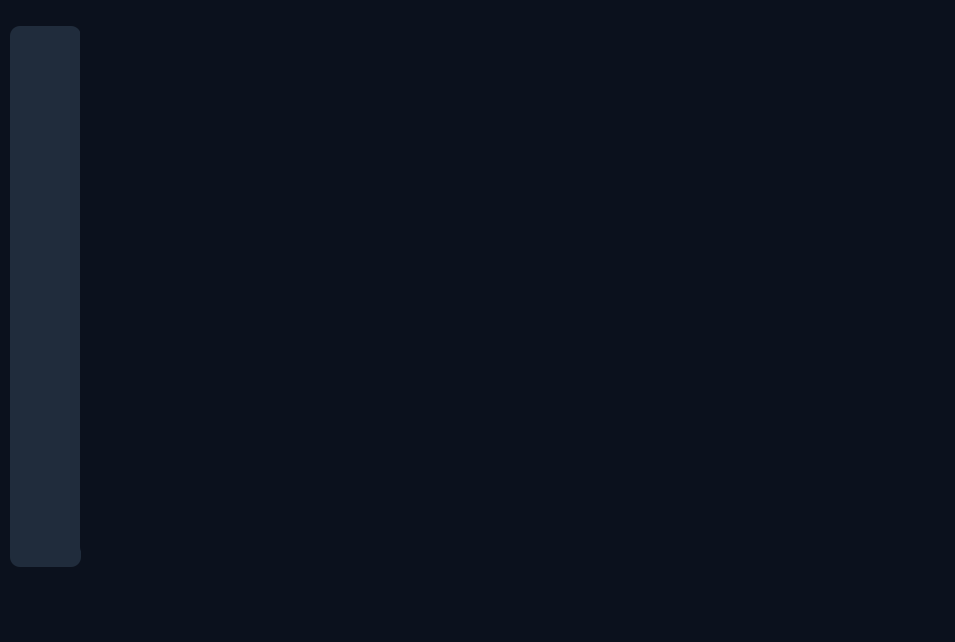
Before: the Qt Designer form ui/main/main.ui in phamnamkhanh0602/python-app, drawn with Qt 5.
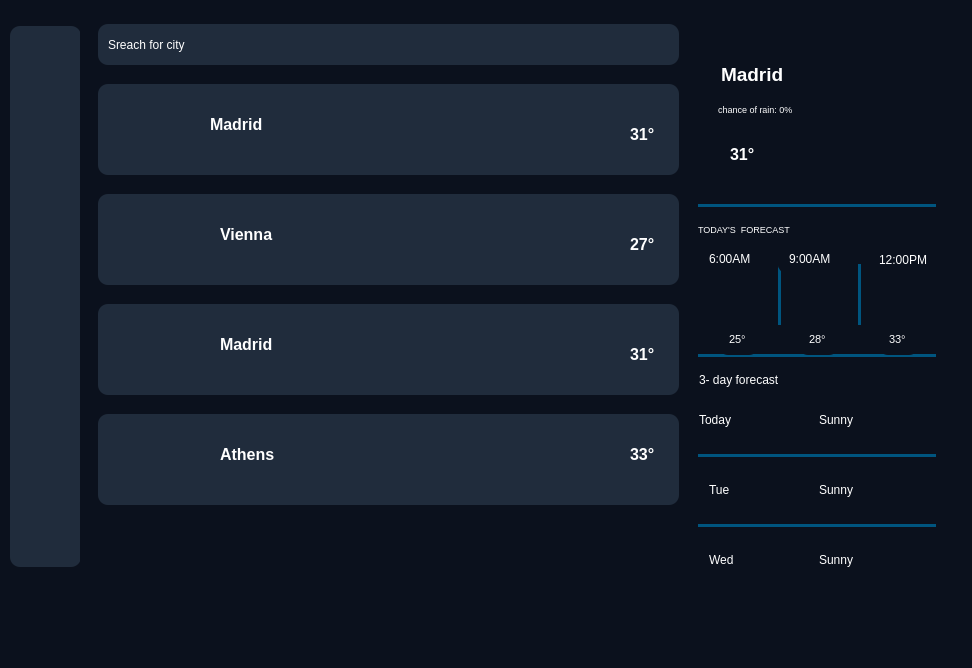
After: the same form once the commit is applied. The open tabs and pages were chosen to show the change. Icons and pictures are not drawn.

The edit to the form file:
```diff
--- a/ui/main/main.ui
+++ b/ui/main/main.ui
@@ -6,8 +6,8 @@
    <rect>
     <x>0</x>
     <y>0</y>
-    <width>955</width>
-    <height>642</height>
+    <width>972</width>
+    <height>668</height>
    </rect>
   </property>
   <property name="windowTitle">
@@ -98,10 +98,16 @@
      <rect>
       <x>80</x>
       <y>0</y>
-      <width>901</width>
-      <height>541</height>
+      <width>881</width>
+      <height>571</height>
      </rect>
     </property>
+    <property name="lineWidth">
+     <number>3</number>
+    </property>
+    <property name="currentIndex">
+     <number>2</number>
+    </property>
     <widget class="QWidget" name="page">
      <widget class="QWidget" name="widget_2" native="true">
       <property name="geometry">
@@ -839,25 +845,6 @@
        <string>Sreach for city</string>
       </property>
      </widget>
-     <widget class="QLabel" name="label">
-      <property name="geometry">
-       <rect>
-        <x>390</x>
-        <y>60</y>
-        <width>171</width>
-        <height>151</height>
-       </rect>
-      </property>
-      <property name="text">
-       <string/>
-      </property>
-      <property name="pixmap">
-       <pixmap>../../../../../../Downloads/sun (1).png</pixmap>
-      </property>
-      <property name="scaledContents">
-       <bool>true</bool>
-      </property>
-     </widget>
      <widget class="QLabel" name="label_18">
       <property name="geometry">
        <rect>
@@ -898,16 +885,954 @@
      <widget class="QLabel" name="label_47">
       <property name="geometry">
        <rect>
-        <x>90</x>
+        <x>80</x>
+        <y>160</y>
+        <width>91</width>
+        <height>41</height>
+       </rect>
+      </property>
+      <property name="font">
+       <font>
+        <pointsize>18</pointsize>
+        <bold>true</bold>
+       </font>
+      </property>
+      <property name="text">
+       <string>31°</string>
+      </property>
+     </widget>
+     <widget class="QLabel" name="label_52">
+      <property name="geometry">
+       <rect>
+        <x>380</x>
+        <y>70</y>
+        <width>171</width>
+        <height>141</height>
+       </rect>
+      </property>
+      <property name="text">
+       <string/>
+      </property>
+      <property name="pixmap">
+       <pixmap>../../../../../../Downloads/sun (1).png</pixmap>
+      </property>
+      <property name="scaledContents">
+       <bool>true</bool>
+      </property>
+     </widget>
+    </widget>
+    <widget class="QWidget" name="page_2">
+     <widget class="QLineEdit" name="lineEdit_2">
+      <property name="geometry">
+       <rect>
+        <x>10</x>
+        <y>0</y>
+        <width>581</width>
+        <height>41</height>
+       </rect>
+      </property>
+      <property name="styleSheet">
+       <string notr="true">background-color:#202c3c;</string>
+      </property>
+      <property name="text">
+       <string>Sreach for city</string>
+      </property>
+     </widget>
+     <widget class="QWidget" name="widget_5" native="true">
+      <property name="geometry">
+       <rect>
+        <x>10</x>
+        <y>60</y>
+        <width>581</width>
+        <height>91</height>
+       </rect>
+      </property>
+      <property name="styleSheet">
+       <string notr="true">background-color:#202c3c;</string>
+      </property>
+      <widget class="QLabel" name="label_54">
+       <property name="geometry">
+        <rect>
+         <x>20</x>
+         <y>10</y>
+         <width>81</width>
+         <height>71</height>
+        </rect>
+       </property>
+       <property name="text">
+        <string/>
+       </property>
+       <property name="pixmap">
+        <pixmap>../../../../../../Downloads/sun (1).png</pixmap>
+       </property>
+       <property name="scaledContents">
+        <bool>true</bool>
+       </property>
+      </widget>
+      <widget class="QLabel" name="label">
+       <property name="geometry">
+        <rect>
+         <x>100</x>
+         <y>20</y>
+         <width>91</width>
+         <height>41</height>
+        </rect>
+       </property>
+       <property name="font">
+        <font>
+         <pointsize>12</pointsize>
+         <bold>true</bold>
+        </font>
+       </property>
+       <property name="text">
+        <string>Madrid</string>
+       </property>
+      </widget>
+      <widget class="QLabel" name="label_65">
+       <property name="geometry">
+        <rect>
+         <x>520</x>
+         <y>30</y>
+         <width>61</width>
+         <height>41</height>
+        </rect>
+       </property>
+       <property name="font">
+        <font>
+         <pointsize>12</pointsize>
+         <bold>true</bold>
+        </font>
+       </property>
+       <property name="text">
+        <string>31°</string>
+       </property>
+      </widget>
+     </widget>
+     <widget class="QWidget" name="widget_7" native="true">
+      <property name="geometry">
+       <rect>
+        <x>10</x>
+        <y>170</y>
+        <width>581</width>
+        <height>91</height>
+       </rect>
+      </property>
+      <property name="styleSheet">
+       <string notr="true">background-color:#202c3c;</string>
+      </property>
+      <widget class="QLabel" name="label_53">
+       <property name="geometry">
+        <rect>
+         <x>20</x>
+         <y>10</y>
+         <width>81</width>
+         <height>71</height>
+        </rect>
+       </property>
+       <property name="text">
+        <string/>
+       </property>
+       <property name="pixmap">
+        <pixmap>../../../../../../Downloads/cloudy.png</pixmap>
+       </property>
+       <property name="scaledContents">
+        <bool>true</bool>
+       </property>
+      </widget>
+      <widget class="QLabel" name="label_66">
+       <property name="geometry">
+        <rect>
+         <x>110</x>
+         <y>20</y>
+         <width>101</width>
+         <height>41</height>
+        </rect>
+       </property>
+       <property name="font">
+        <font>
+         <pointsize>12</pointsize>
+         <bold>true</bold>
+        </font>
+       </property>
+       <property name="text">
+        <string>Vienna</string>
+       </property>
+      </widget>
+      <widget class="QLabel" name="label_68">
+       <property name="geometry">
+        <rect>
+         <x>520</x>
+         <y>30</y>
+         <width>61</width>
+         <height>41</height>
+        </rect>
+       </property>
+       <property name="font">
+        <font>
+         <pointsize>12</pointsize>
+         <bold>true</bold>
+        </font>
+       </property>
+       <property name="text">
+        <string>27°</string>
+       </property>
+      </widget>
+     </widget>
+     <widget class="QWidget" name="widget_6" native="true">
+      <property name="geometry">
+       <rect>
+        <x>10</x>
+        <y>280</y>
+        <width>581</width>
+        <height>91</height>
+       </rect>
+      </property>
+      <property name="styleSheet">
+       <string notr="true">background-color:#202c3c;</string>
+      </property>
+      <widget class="QLabel" name="label_55">
+       <property name="geometry">
+        <rect>
+         <x>20</x>
+         <y>10</y>
+         <width>81</width>
+         <height>71</height>
+        </rect>
+       </property>
+       <property name="text">
+        <string/>
+       </property>
+       <property name="pixmap">
+        <pixmap>../../../../../../Downloads/sun (1).png</pixmap>
+       </property>
+       <property name="scaledContents">
+        <bool>true</bool>
+       </property>
+      </widget>
+      <widget class="QLabel" name="label_69">
+       <property name="geometry">
+        <rect>
+         <x>110</x>
+         <y>20</y>
+         <width>91</width>
+         <height>41</height>
+        </rect>
+       </property>
+       <property name="font">
+        <font>
+         <pointsize>12</pointsize>
+         <bold>true</bold>
+        </font>
+       </property>
+       <property name="text">
+        <string>Madrid</string>
+       </property>
+      </widget>
+      <widget class="QLabel" name="label_71">
+       <property name="geometry">
+        <rect>
+         <x>520</x>
+         <y>30</y>
+         <width>61</width>
+         <height>41</height>
+        </rect>
+       </property>
+       <property name="font">
+        <font>
+         <pointsize>12</pointsize>
+         <bold>true</bold>
+        </font>
+       </property>
+       <property name="text">
+        <string>31°</string>
+       </property>
+      </widget>
+     </widget>
+     <widget class="QWidget" name="widget_8" native="true">
+      <property name="geometry">
+       <rect>
+        <x>10</x>
+        <y>390</y>
+        <width>581</width>
+        <height>91</height>
+       </rect>
+      </property>
+      <property name="styleSheet">
+       <string notr="true">background-color:#202c3c;</string>
+      </property>
+      <widget class="QLabel" name="label_56">
+       <property name="geometry">
+        <rect>
+         <x>20</x>
+         <y>10</y>
+         <width>81</width>
+         <height>71</height>
+        </rect>
+       </property>
+       <property name="text">
+        <string/>
+       </property>
+       <property name="pixmap">
+        <pixmap>../../../../../../Downloads/cloudy.png</pixmap>
+       </property>
+       <property name="scaledContents">
+        <bool>true</bool>
+       </property>
+      </widget>
+      <widget class="QLabel" name="label_72">
+       <property name="geometry">
+        <rect>
+         <x>110</x>
+         <y>20</y>
+         <width>91</width>
+         <height>41</height>
+        </rect>
+       </property>
+       <property name="font">
+        <font>
+         <pointsize>12</pointsize>
+         <bold>true</bold>
+        </font>
+       </property>
+       <property name="text">
+        <string>Athens</string>
+       </property>
+      </widget>
+      <widget class="QLabel" name="label_74">
+       <property name="geometry">
+        <rect>
+         <x>520</x>
+         <y>20</y>
+         <width>61</width>
+         <height>41</height>
+        </rect>
+       </property>
+       <property name="font">
+        <font>
+         <pointsize>12</pointsize>
+         <bold>true</bold>
+        </font>
+       </property>
+       <property name="text">
+        <string>33°</string>
+       </property>
+      </widget>
+     </widget>
+     <widget class="QLabel" name="label_57">
+      <property name="geometry">
+       <rect>
+        <x>750</x>
+        <y>60</y>
+        <width>101</width>
+        <height>91</height>
+       </rect>
+      </property>
+      <property name="text">
+       <string/>
+      </property>
+      <property name="pixmap">
+       <pixmap>../../../../../../Downloads/sun (1).png</pixmap>
+      </property>
+      <property name="scaledContents">
+       <bool>true</bool>
+      </property>
+     </widget>
+     <widget class="QLabel" name="label_58">
+      <property name="geometry">
+       <rect>
+        <x>780</x>
+        <y>250</y>
+        <width>61</width>
+        <height>51</height>
+       </rect>
+      </property>
+      <property name="text">
+       <string/>
+      </property>
+      <property name="pixmap">
+       <pixmap>../../../../../../Downloads/sun (1).png</pixmap>
+      </property>
+      <property name="scaledContents">
+       <bool>true</bool>
+      </property>
+     </widget>
+     <widget class="QLabel" name="label_60">
+      <property name="geometry">
+       <rect>
+        <x>660</x>
+        <y>440</y>
+        <width>61</width>
+        <height>51</height>
+       </rect>
+      </property>
+      <property name="text">
+       <string/>
+      </property>
+      <property name="pixmap">
+       <pixmap>../../../../../../Downloads/sun (1).png</pixmap>
+      </property>
+      <property name="scaledContents">
+       <bool>true</bool>
+      </property>
+     </widget>
+     <widget class="QLabel" name="label_61">
+      <property name="geometry">
+       <rect>
+        <x>660</x>
+        <y>370</y>
+        <width>61</width>
+        <height>51</height>
+       </rect>
+      </property>
+      <property name="text">
+       <string/>
+      </property>
+      <property name="pixmap">
+       <pixmap>../../../../../../Downloads/sun (1).png</pixmap>
+      </property>
+      <property name="scaledContents">
+       <bool>true</bool>
+      </property>
+     </widget>
+     <widget class="QLabel" name="label_59">
+      <property name="geometry">
+       <rect>
+        <x>660</x>
+        <y>510</y>
+        <width>61</width>
+        <height>51</height>
+       </rect>
+      </property>
+      <property name="text">
+       <string/>
+      </property>
+      <property name="pixmap">
+       <pixmap>../../../../../../Downloads/sun (1).png</pixmap>
+      </property>
+      <property name="scaledContents">
+       <bool>true</bool>
+      </property>
+     </widget>
+     <widget class="QLabel" name="label_62">
+      <property name="geometry">
+       <rect>
+        <x>620</x>
+        <y>250</y>
+        <width>61</width>
+        <height>51</height>
+       </rect>
+      </property>
+      <property name="text">
+       <string/>
+      </property>
+      <property name="pixmap">
+       <pixmap>../../../../../../Downloads/clouds.png</pixmap>
+      </property>
+      <property name="scaledContents">
+       <bool>true</bool>
+      </property>
+     </widget>
+     <widget class="QLabel" name="label_63">
+      <property name="geometry">
+       <rect>
+        <x>700</x>
+        <y>250</y>
+        <width>61</width>
+        <height>51</height>
+       </rect>
+      </property>
+      <property name="text">
+       <string/>
+      </property>
+      <property name="pixmap">
+       <pixmap>../../../../../../Downloads/sun (2).png</pixmap>
+      </property>
+      <property name="scaledContents">
+       <bool>true</bool>
+      </property>
+     </widget>
+     <widget class="Line" name="line_18">
+      <property name="geometry">
+       <rect>
+        <x>610</x>
         <y>180</y>
-        <width>63</width>
-        <height>20</height>
+        <width>118</width>
+        <height>3</height>
        </rect>
       </property>
+      <property name="styleSheet">
+       <string notr="true">background-color:rgb(0, 85, 127)</string>
+      </property>
+      <property name="orientation">
+       <enum>Qt::Orientation::Horizontal</enum>
+      </property>
+     </widget>
+     <widget class="Line" name="line_19">
+      <property name="geometry">
+       <rect>
+        <x>730</x>
+        <y>180</y>
+        <width>118</width>
+        <height>3</height>
+       </rect>
+      </property>
+      <property name="styleSheet">
+       <string notr="true">background-color:rgb(0, 85, 127)</string>
+      </property>
+      <property name="orientation">
+       <enum>Qt::Orientation::Horizontal</enum>
+      </property>
+     </widget>
+     <widget class="Line" name="line_20">
+      <property name="geometry">
+       <rect>
+        <x>670</x>
+        <y>180</y>
+        <width>118</width>
+        <height>3</height>
+       </rect>
+      </property>
+      <property name="styleSheet">
+       <string notr="true">background-color:rgb(0, 85, 127)</string>
+      </property>
+      <property name="orientation">
+       <enum>Qt::Orientation::Horizontal</enum>
+      </property>
+     </widget>
+     <widget class="Line" name="line_21">
+      <property name="geometry">
+       <rect>
+        <x>610</x>
+        <y>330</y>
+        <width>118</width>
+        <height>3</height>
+       </rect>
+      </property>
+      <property name="styleSheet">
+       <string notr="true">background-color:rgb(0, 85, 127)</string>
+      </property>
+      <property name="orientation">
+       <enum>Qt::Orientation::Horizontal</enum>
+      </property>
+     </widget>
+     <widget class="Line" name="line_22">
+      <property name="geometry">
+       <rect>
+        <x>670</x>
+        <y>330</y>
+        <width>118</width>
+        <height>3</height>
+       </rect>
+      </property>
+      <property name="styleSheet">
+       <string notr="true">background-color:rgb(0, 85, 127)</string>
+      </property>
+      <property name="orientation">
+       <enum>Qt::Orientation::Horizontal</enum>
+      </property>
+     </widget>
+     <widget class="Line" name="line_23">
+      <property name="geometry">
+       <rect>
+        <x>730</x>
+        <y>330</y>
+        <width>118</width>
+        <height>3</height>
+       </rect>
+      </property>
+      <property name="styleSheet">
+       <string notr="true">background-color:rgb(0, 85, 127)</string>
+      </property>
+      <property name="orientation">
+       <enum>Qt::Orientation::Horizontal</enum>
+      </property>
+     </widget>
+     <widget class="Line" name="line_24">
+      <property name="geometry">
+       <rect>
+        <x>610</x>
+        <y>430</y>
+        <width>118</width>
+        <height>3</height>
+       </rect>
+      </property>
+      <property name="styleSheet">
+       <string notr="true">background-color:rgb(0, 85, 127)</string>
+      </property>
+      <property name="orientation">
+       <enum>Qt::Orientation::Horizontal</enum>
+      </property>
+     </widget>
+     <widget class="Line" name="line_25">
+      <property name="geometry">
+       <rect>
+        <x>730</x>
+        <y>430</y>
+        <width>118</width>
+        <height>3</height>
+       </rect>
+      </property>
+      <property name="styleSheet">
+       <string notr="true">background-color:rgb(0, 85, 127)</string>
+      </property>
+      <property name="orientation">
+       <enum>Qt::Orientation::Horizontal</enum>
+      </property>
+     </widget>
+     <widget class="Line" name="line_26">
+      <property name="geometry">
+       <rect>
+        <x>670</x>
+        <y>430</y>
+        <width>118</width>
+        <height>3</height>
+       </rect>
+      </property>
+      <property name="styleSheet">
+       <string notr="true">background-color:rgb(0, 85, 127)</string>
+      </property>
+      <property name="orientation">
+       <enum>Qt::Orientation::Horizontal</enum>
+      </property>
+     </widget>
+     <widget class="Line" name="line_27">
+      <property name="geometry">
+       <rect>
+        <x>610</x>
+        <y>500</y>
+        <width>118</width>
+        <height>3</height>
+       </rect>
+      </property>
+      <property name="styleSheet">
+       <string notr="true">background-color:rgb(0, 85, 127)</string>
+      </property>
+      <property name="orientation">
+       <enum>Qt::Orientation::Horizontal</enum>
+      </property>
+     </widget>
+     <widget class="Line" name="line_28">
+      <property name="geometry">
+       <rect>
+        <x>680</x>
+        <y>500</y>
+        <width>118</width>
+        <height>3</height>
+       </rect>
+      </property>
+      <property name="styleSheet">
+       <string notr="true">background-color:rgb(0, 85, 127)</string>
+      </property>
+      <property name="orientation">
+       <enum>Qt::Orientation::Horizontal</enum>
+      </property>
+     </widget>
+     <widget class="Line" name="line_29">
+      <property name="geometry">
+       <rect>
+        <x>730</x>
+        <y>500</y>
+        <width>118</width>
+        <height>3</height>
+       </rect>
+      </property>
+      <property name="styleSheet">
+       <string notr="true">background-color:rgb(0, 85, 127)</string>
+      </property>
+      <property name="orientation">
+       <enum>Qt::Orientation::Horizontal</enum>
+      </property>
+     </widget>
+     <widget class="Line" name="line_30">
+      <property name="geometry">
+       <rect>
+        <x>690</x>
+        <y>240</y>
+        <width>3</width>
+        <height>61</height>
+       </rect>
+      </property>
+      <property name="styleSheet">
+       <string notr="true">background-color:rgb(0, 85, 127)</string>
+      </property>
+      <property name="orientation">
+       <enum>Qt::Orientation::Vertical</enum>
+      </property>
+     </widget>
+     <widget class="Line" name="line_31">
+      <property name="geometry">
+       <rect>
+        <x>770</x>
+        <y>240</y>
+        <width>3</width>
+        <height>61</height>
+       </rect>
+      </property>
+      <property name="styleSheet">
+       <string notr="true">background-color:rgb(0, 85, 127)</string>
+      </property>
+      <property name="orientation">
+       <enum>Qt::Orientation::Vertical</enum>
+      </property>
+     </widget>
+     <widget class="QLabel" name="label_76">
+      <property name="geometry">
+       <rect>
+        <x>620</x>
+        <y>70</y>
+        <width>141</width>
+        <height>31</height>
+       </rect>
+      </property>
+      <property name="font">
+       <font>
+        <pointsize>7</pointsize>
+       </font>
+      </property>
       <property name="text">
-       <string>TextLabel</string>
+       <string>chance of rain: 0%</string>
       </property>
      </widget>
+     <widget class="QLabel" name="label_78">
+      <property name="geometry">
+       <rect>
+        <x>610</x>
+        <y>219</y>
+        <width>81</width>
+        <height>31</height>
+       </rect>
+      </property>
+      <property name="text">
+       <string>6:00AM</string>
+      </property>
+     </widget>
+     <widget class="QLabel" name="label_79">
+      <property name="geometry">
+       <rect>
+        <x>690</x>
+        <y>219</y>
+        <width>71</width>
+        <height>31</height>
+       </rect>
+      </property>
+      <property name="text">
+       <string>9:00AM</string>
+      </property>
+     </widget>
+     <widget class="QLabel" name="label_80">
+      <property name="geometry">
+       <rect>
+        <x>780</x>
+        <y>220</y>
+        <width>81</width>
+        <height>31</height>
+       </rect>
+      </property>
+      <property name="text">
+       <string>12:00PM</string>
+      </property>
+     </widget>
+     <widget class="QLabel" name="label_83">
+      <property name="geometry">
+       <rect>
+        <x>790</x>
+        <y>300</y>
+        <width>41</width>
+        <height>31</height>
+       </rect>
+      </property>
+      <property name="font">
+       <font>
+        <pointsize>8</pointsize>
+       </font>
+      </property>
+      <property name="text">
+       <string>33°</string>
+      </property>
+     </widget>
+     <widget class="QLabel" name="label_85">
+      <property name="geometry">
+       <rect>
+        <x>600</x>
+        <y>380</y>
+        <width>61</width>
+        <height>31</height>
+       </rect>
+      </property>
+      <property name="text">
+       <string>Today</string>
+      </property>
+     </widget>
+     <widget class="QLabel" name="label_86">
+      <property name="geometry">
+       <rect>
+        <x>610</x>
+        <y>450</y>
+        <width>51</width>
+        <height>31</height>
+       </rect>
+      </property>
+      <property name="text">
+       <string>Tue</string>
+      </property>
+     </widget>
+     <widget class="QLabel" name="label_87">
+      <property name="geometry">
+       <rect>
+        <x>610</x>
+        <y>520</y>
+        <width>51</width>
+        <height>31</height>
+       </rect>
+      </property>
+      <property name="text">
+       <string>Wed</string>
+      </property>
+     </widget>
+     <widget class="QLabel" name="label_88">
+      <property name="geometry">
+       <rect>
+        <x>720</x>
+        <y>380</y>
+        <width>61</width>
+        <height>31</height>
+       </rect>
+      </property>
+      <property name="text">
+       <string>Sunny</string>
+      </property>
+     </widget>
+     <widget class="QLabel" name="label_64">
+      <property name="geometry">
+       <rect>
+        <x>620</x>
+        <y>30</y>
+        <width>111</width>
+        <height>41</height>
+       </rect>
+      </property>
+      <property name="font">
+       <font>
+        <pointsize>14</pointsize>
+        <bold>true</bold>
+       </font>
+      </property>
+      <property name="text">
+       <string>Madrid</string>
+      </property>
+     </widget>
+     <widget class="QLabel" name="label_67">
+      <property name="geometry">
+       <rect>
+        <x>600</x>
+        <y>190</y>
+        <width>161</width>
+        <height>31</height>
+       </rect>
+      </property>
+      <property name="font">
+       <font>
+        <pointsize>7</pointsize>
+       </font>
+      </property>
+      <property name="text">
+       <string>TODAY'S  FORECAST</string>
+      </property>
+     </widget>
+     <widget class="QLabel" name="label_70">
+      <property name="geometry">
+       <rect>
+        <x>630</x>
+        <y>110</y>
+        <width>61</width>
+        <height>41</height>
+       </rect>
+      </property>
+      <property name="font">
+       <font>
+        <pointsize>12</pointsize>
+        <bold>true</bold>
+       </font>
+      </property>
+      <property name="text">
+       <string>31°</string>
+      </property>
+     </widget>
+     <widget class="QLabel" name="label_73">
+      <property name="geometry">
+       <rect>
+        <x>630</x>
+        <y>300</y>
+        <width>41</width>
+        <height>31</height>
+       </rect>
+      </property>
+      <property name="font">
+       <font>
+        <pointsize>8</pointsize>
+       </font>
+      </property>
+      <property name="text">
+       <string>25°</string>
+      </property>
+     </widget>
+     <widget class="QLabel" name="label_75">
+      <property name="geometry">
+       <rect>
+        <x>710</x>
+        <y>300</y>
+        <width>41</width>
+        <height>31</height>
+       </rect>
+      </property>
+      <property name="font">
+       <font>
+        <pointsize>8</pointsize>
+       </font>
+      </property>
+      <property name="text">
+       <string>28°</string>
+      </property>
+     </widget>
+     <widget class="QLabel" name="label_77">
+      <property name="geometry">
+       <rect>
+        <x>600</x>
+        <y>340</y>
+        <width>121</width>
+        <height>31</height>
+       </rect>
+      </property>
+      <property name="text">
+       <string>3- day forecast</string>
+      </property>
+     </widget>
+     <widget class="QLabel" name="label_89">
+      <property name="geometry">
+       <rect>
+        <x>720</x>
+        <y>450</y>
+        <width>61</width>
+        <height>31</height>
+       </rect>
+      </property>
+      <property name="text">
+       <string>Sunny</string>
+      </property>
+     </widget>
+     <widget class="QLabel" name="label_90">
+      <property name="geometry">
+       <rect>
+        <x>720</x>
+        <y>520</y>
+        <width>61</width>
+        <height>31</height>
+       </rect>
+      </property>
+      <property name="text">
+       <string>Sunny</string>
+      </property>
+     </widget>
     </widget>
     <widget class="QWidget" name="page_2"/>
    </widget>
@@ -917,7 +1842,7 @@
     <rect>
      <x>0</x>
      <y>0</y>
-     <width>955</width>
+     <width>972</width>
      <height>41</height>
     </rect>
    </property>
```
Left out of the diff: 340 changed lines with no effect on the pictures.
